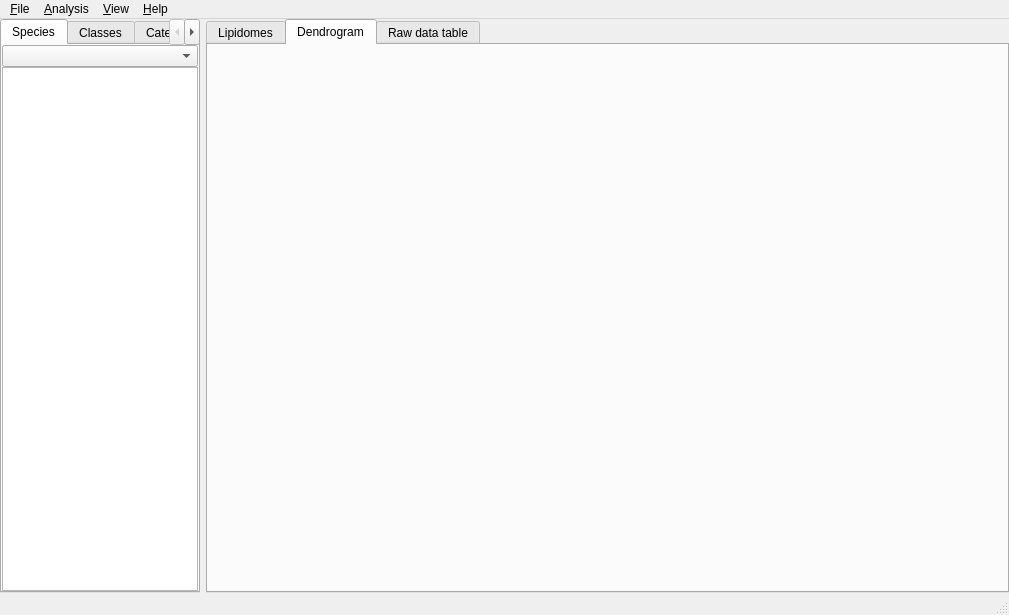
lifs-tools/lipidspace, file ui/lipidspacegui.ui: the form before one commit.
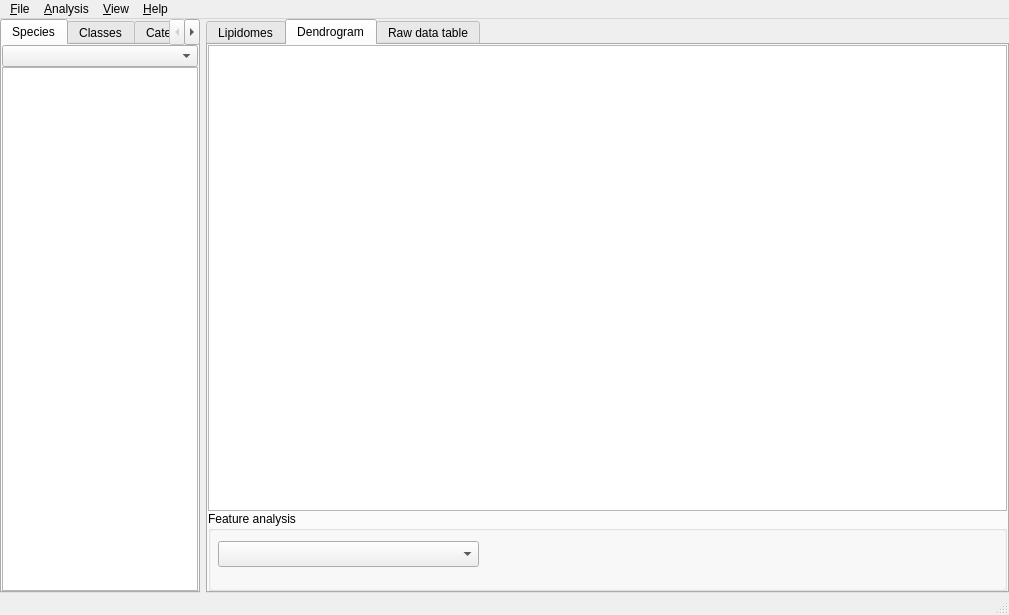
The form after the commit. The open tabs and pages were chosen to show the change. Custom widgets are drawn as their Qt base class.

Commit message: starting to add new table feature analyses to lipidspace

```diff
--- a/ui/lipidspacegui.ui
+++ b/ui/lipidspacegui.ui
@@ -80,6 +80,32 @@
         <property name="spacing">
          <number>0</number>
         </property>
+        <item row="0" column="0">
+         <widget class="Canvas" name="dendrogramView"/>
+        </item>
+        <item row="1" column="0">
+         <widget class="QGroupBox" name="groupBox">
+          <property name="minimumSize">
+           <size>
+            <width>0</width>
+            <height>80</height>
+           </size>
+          </property>
+          <property name="title">
+           <string>Feature analysis</string>
+          </property>
+          <widget class="QComboBox" name="featureComboBox">
+           <property name="geometry">
+            <rect>
+             <x>10</x>
+             <y>30</y>
+             <width>261</width>
+             <height>26</height>
+            </rect>
+           </property>
+          </widget>
+         </widget>
+        </item>
        </layout>
       </widget>
       <widget class="QWidget" name="tab_7">
@@ -490,6 +516,11 @@
    <extends>QTableWidget</extends>
    <header>lipidspace/CBTableWidget.h</header>
   </customwidget>
+  <customwidget>
+   <class>Canvas</class>
+   <extends>QGraphicsView</extends>
+   <header>lipidspace/canvas.h</header>
+  </customwidget>
  </customwidgets>
  <resources/>
  <connections/>
```
Left out of the diff: 2 changed lines with no effect on the pictures. The commit also changes 13 other files.
